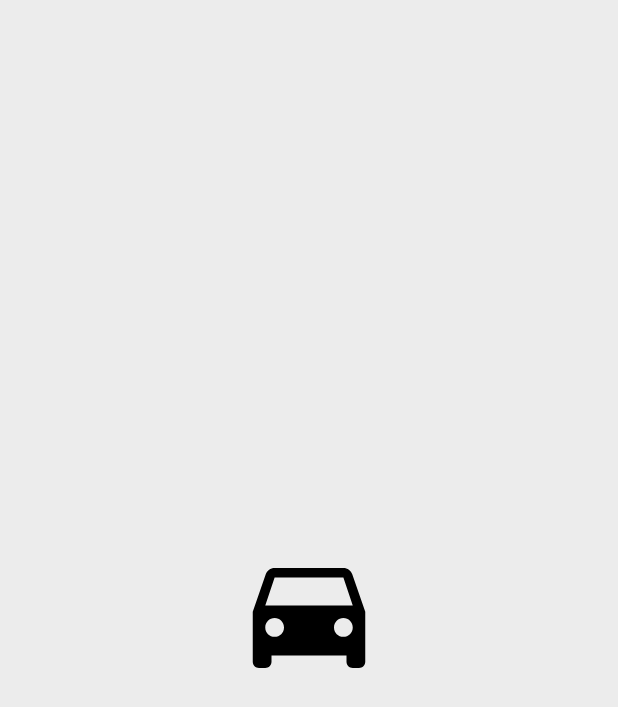
After one commit to bastidest/CrashBuddy, an Android app: the layout emergency_widget.xml on its own in the app's theme, with its tools: preview values and no code run, on a phone screen of 412 x 824 dp. The commit adds this screen. Shown: the top 707 px of the screen. Run offline under Robolectric (Android 15) with nearby library versions, the phone set to English and light mode, and no system bars.

Commit message:
Add Widget

```diff
--- /dev/null
+++ b/app/src/main/res/drawable/ic_drive_eta_black_24dp.xml
@@ -0,0 +1,9 @@
+<vector xmlns:android="http://schemas.android.com/apk/res/android"
+    android:width="24dp"
+    android:height="24dp"
+    android:viewportHeight="24.0"
+    android:viewportWidth="24.0">
+    <path
+        android:fillColor="#FF000000"
+        android:pathData="M18.92,5.01C18.72,4.42 18.16,4 17.5,4h-11c-0.66,0 -1.21,0.42 -1.42,1.01L3,11v8c0,0.55 0.45,1 1,1h1c0.55,0 1,-0.45 1,-1v-1h12v1c0,0.55 0.45,1 1,1h1c0.55,0 1,-0.45 1,-1v-8l-2.08,-5.99zM6.5,15c-0.83,0 -1.5,-0.67 -1.5,-1.5S5.67,12 6.5,12s1.5,0.67 1.5,1.5S7.33,15 6.5,15zM17.5,15c-0.83,0 -1.5,-0.67 -1.5,-1.5s0.67,-1.5 1.5,-1.5 1.5,0.67 1.5,1.5 -0.67,1.5 -1.5,1.5zM5,10l1.5,-4.5h11L19,10L5,10z" />
+</vector>
--- /dev/null
+++ b/app/src/main/res/layout/emergency_widget.xml
@@ -0,0 +1,15 @@
+<RelativeLayout xmlns:android="http://schemas.android.com/apk/res/android"
+    android:id="@+id/widget_layout"
+    android:layout_width="match_parent"
+    android:layout_height="match_parent"
+    android:background="#ececec"
+    android:padding="@dimen/widget_margin">
+
+    <ImageView
+        android:id="@+id/imageView2"
+        android:layout_width="100dp"
+        android:layout_height="100dp"
+        android:layout_centerHorizontal="true"
+        android:layout_centerVertical="true"
+        android:src="@drawable/ic_drive_eta_black_24dp" />
+</RelativeLayout>
--- a/app/src/main/res/values/dimens.xml
+++ b/app/src/main/res/values/dimens.xml
@@ -2,4 +2,10 @@
     <!-- Default screen margins, per the Android Design guidelines. -->
     <dimen name="activity_horizontal_margin">16dp</dimen>
     <dimen name="activity_vertical_margin">16dp</dimen>
+
+    <!--
+Refer to App Widget Documentation for margin information
+http://developer.android.com/guide/topics/appwidgets/index.html#CreatingLayout
+    -->
+    <dimen name="widget_margin">8dp</dimen>
 </resources>
--- a/app/src/main/res/values/strings.xml
+++ b/app/src/main/res/values/strings.xml
@@ -3,4 +3,6 @@
 
     <!-- TODO: Remove or change this placeholder text -->
     <string name="hello_blank_fragment">Hello blank fragment</string>
+    <string name="appwidget_text">EXAMPLE</string>
+    <string name="add_widget">Add widget</string>
 </resources>
```
Also changed, not shown: app/src/main/AndroidManifest.xml (+14 -4 lines), app/src/main/java/hackatum/de/checkcrash/EmergencyWidget.java (added, +57 -0 lines), app/src/main/res/values-v14/dimens.xml (added, +10 -0 lines), app/src/main/res/xml/emergency_widget_info.xml (added, +10 -0 lines), app/src/main/res/drawable-nodpi/example_appwidget_preview.png (added).
